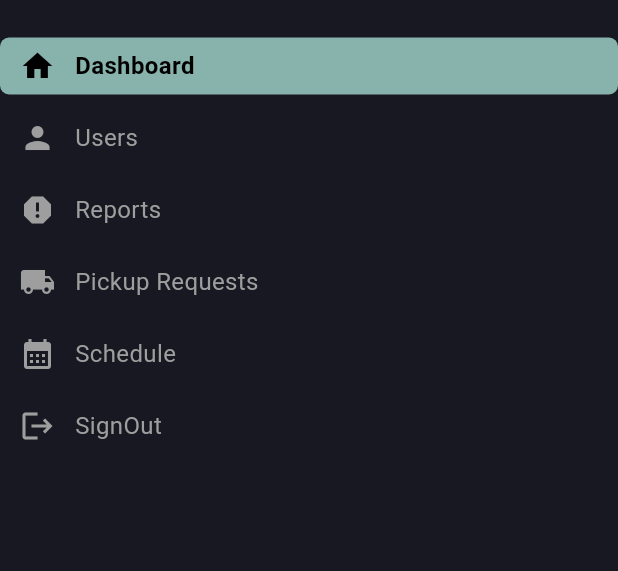
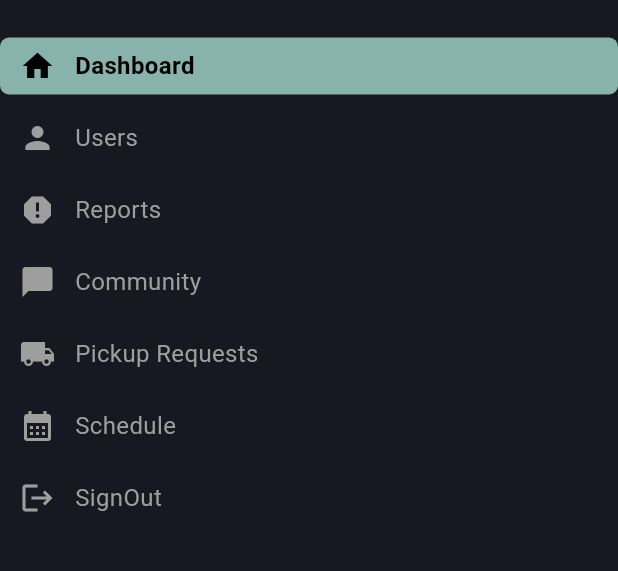
Before and after one commit to hvylvvv/cleanercms, a Flutter app: the SideMenuWidget widget shown alone on an empty page, opened directly, on a phone screen of 412 x 824 dp, the part 114-685 px from its top. Run offline on Flutter 3.47's test engine with Material 3 defaults, Android fonts, the light colour scheme and no system bars; our stand-ins replace cloud_firestore, firebase_core, fl_chart, flutter_map, latlong2; accounts and stored records are empty.

Commit message:
community screen now shows list of posts

```diff
--- a/lib/data/side_menu_data.dart
+++ b/lib/data/side_menu_data.dart
@@ -7,6 +7,7 @@ class SideMenuData {
     MenuModel(icon: Icons.home, title: 'Dashboard'),
     MenuModel(icon: Icons.person, title: 'Users'),
     MenuModel(icon: Icons.report, title: 'Reports'),
+    MenuModel(icon: Icons.chat_bubble, title: 'Community'),
     MenuModel(icon: Icons.local_shipping, title: 'Pickup Requests'),
     MenuModel(icon: Icons.calendar_month, title: 'Schedule'),
     MenuModel(icon: Icons.logout, title: 'SignOut'),
--- a/lib/main.dart
+++ b/lib/main.dart
@@ -3,6 +3,7 @@ import 'package:cleanercms/const/constant.dart';
 import 'package:cleanercms/screens/main_screen.dart';
 import 'package:cleanercms/screens/report_screen.dart';
 import 'package:cleanercms/screens/user_table_screen.dart';
+import 'package:cleanercms/screens/Community.dart';
 import 'package:flutter/material.dart';
 
 
@@ -39,6 +40,7 @@ class MyApp extends StatelessWidget {
         '/dashboard': (context) => MainScreen(),
         '/users': (context) => UserTableScreen(),
         '/reports': (context) => ReportTableScreen(),
+        '/community': (context) => CommunityScreen(),
         // '/pickup_requests': (context) => PickupRequestsPage(),
         // '/schedule': (context) => SchedulePage(),
         // '/signout': (context) => SignOutPage(),
--- a/lib/services/firestore_service.dart
+++ b/lib/services/firestore_service.dart
@@ -20,6 +20,20 @@ class FirestoreService {
         return Report.fromJson(data);
       }).toList();
     });
+  }
+
+  Stream<List<Community>> getCommunityDocuments() {
+    return _db.collection('community posts').snapshots().map((snapshot) {
+      return snapshot.docs.map((doc) {
+        final data = doc.data() as Map<String, dynamic>;
+        return Community.fromJson(data);
+      }).toList();
+    });
+  }
+
+
+  Future<void> addCommunityDocument(Community document) {
+    return _db.collection('community posts').add(document.toJson());
   }
 
 }
@@ -98,3 +112,35 @@ class Report {
     );
   }
 }
+
+class Community {
+  final bool Resolved;
+  final String info;
+  final GeoPoint location;
+  final String title;
+
+  Community({
+    required this.Resolved,
+    required this.info,
+    required this.location,
+    required this.title,
+  });
+
+  Map<String, dynamic> toJson() {
+    return {
+      // 'resolved': Resolved,
+      'info': info,
+      'location': location,
+      'title': title,
+    };
+  }
+
+  factory Community.fromJson(Map<String, dynamic> json) {
+    return Community(
+      Resolved: json['resolved'] ?? false,
+      info: json['info'],
+      location: json['location'],
+      title: json['title'],
+    );
+  }
+}
--- a/lib/widgets/side_menu_widget.dart
+++ b/lib/widgets/side_menu_widget.dart
@@ -67,12 +67,15 @@ class _SideMenuWidgetState extends State<SideMenuWidget> {
             navigateToPage('/reports');
             break;
           case 3:
+            navigateToPage('/community');
+            break;
+          case 4:
             navigateToPage('/pickup_requests');
             break;
-          case 4:
+          case 5:
             navigateToPage('/schedule');
             break;
-          case 5:
+          case 6:
             navigateToPage('/signout');
             break;
           default:
```
Also changed, not shown: lib/screens/Community.dart (added, +57 -0 lines), lib/screens/make_posts.dart (added, +38 -0 lines), lib/screens/report_screen.dart (+4 -4 lines).
